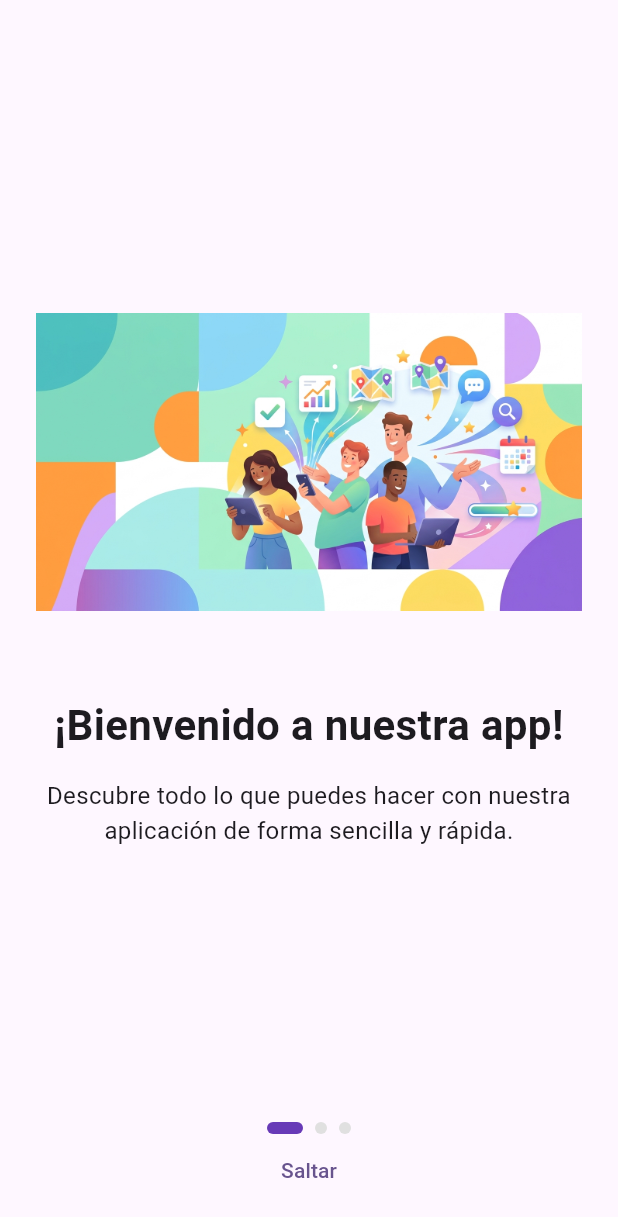
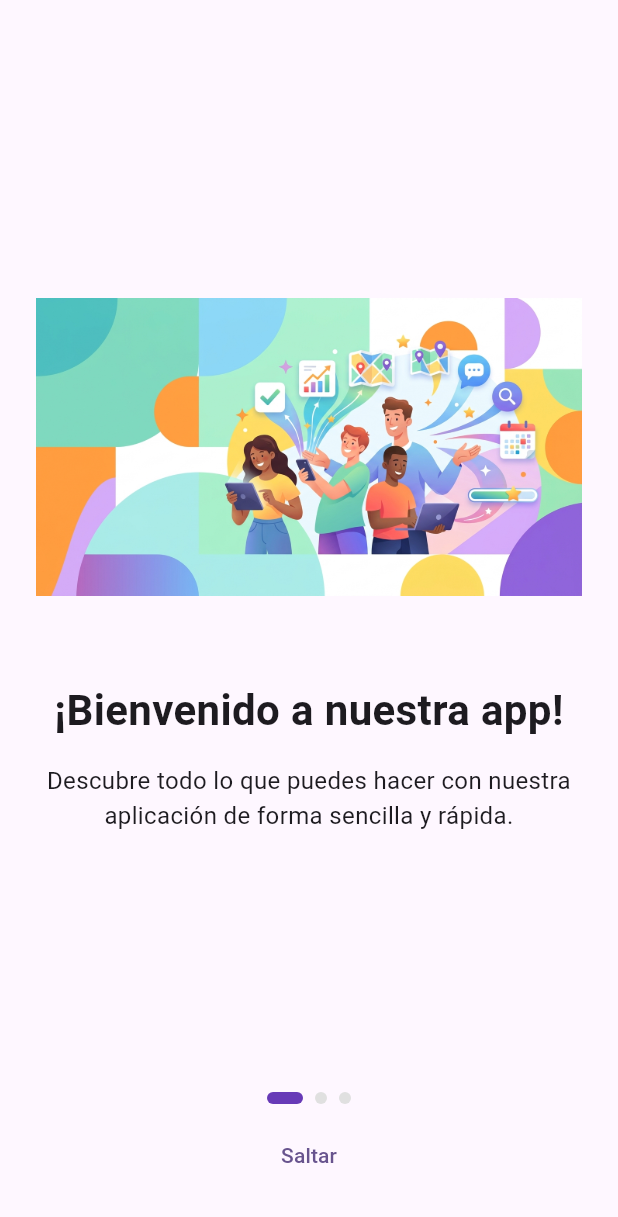
Before and after one commit to pabloacebron10-droid/dam_proyect, a Flutter app: the screen it shows after launch, on a phone screen of 412 x 824 dp. Shown: the top 1217 px of the screen. Run offline on Flutter 3.47's test engine with Material 3 defaults, Android fonts, the phone set to English and light mode, and no system bars.

Commit message:
Funcionamiento del Onboarding optimizado, visuales de indicador de página fijados a la misma altura, botón saltar solo en la primera y segunda página

```diff
--- a/lib/screens/onboarding_screen.dart
+++ b/lib/screens/onboarding_screen.dart
@@ -18,11 +18,14 @@ class _OnboardingScreenState extends State<OnboardingScreen> {
     return Scaffold(
       body: Column(
         children: [
-          // Páginas del onboarding
+          // =========================
+          // PÁGINAS DEL ONBOARDING
+          // =========================
           Expanded(
             child: PageView(
               controller: _pageController,
 
+              // Permite deslizar con pantalla táctil y ratón
               scrollBehavior: const MaterialScrollBehavior().copyWith(
                 dragDevices: {
                   PointerDeviceKind.touch,
@@ -30,6 +33,7 @@ class _OnboardingScreenState extends State<OnboardingScreen> {
                 },
               ),
 
+              // Actualizamos la página actual
               onPageChanged: (index) {
                 setState(() {
                   _currentPage = index;
@@ -37,7 +41,9 @@ class _OnboardingScreenState extends State<OnboardingScreen> {
               },
 
               children: [
-                // Página 1
+                // =========================
+                // PÁGINA 1
+                // =========================
                 Padding(
                   padding: const EdgeInsets.all(24),
                   child: Column(
@@ -72,7 +78,9 @@ class _OnboardingScreenState extends State<OnboardingScreen> {
                   ),
                 ),
 
-                // Página 2
+                // =========================
+                // PÁGINA 2
+                // =========================
                 Padding(
                   padding: const EdgeInsets.all(24),
                   child: Column(
@@ -107,7 +115,9 @@ class _OnboardingScreenState extends State<OnboardingScreen> {
                   ),
                 ),
 
-                // Página 3
+                // =========================
+                // PÁGINA 3
+                // =========================
                 Padding(
                   padding: const EdgeInsets.all(24),
                   child: Column(
@@ -175,7 +185,9 @@ class _OnboardingScreenState extends State<OnboardingScreen> {
             ),
           ),
 
-          // Indicadores de página
+          // =========================
+          // INDICADORES DE PÁGINA
+          // =========================
           Row(
             mainAxisAlignment: MainAxisAlignment.center,
             children: [
@@ -194,12 +206,25 @@ class _OnboardingScreenState extends State<OnboardingScreen> {
             ],
           ),
 
-          // Botón para saltar el onboarding
-          TextButton(
-            onPressed: () {
-              Navigator.pushReplacementNamed(context, '/login');
-            },
-            child: const Text('Saltar'),
+          // =========================
+          // BOTÓN SALTAR
+          // =========================
+          // El espacio siempre mide 68 píxeles.
+          // En las páginas 1 y 2 mostramos "Saltar".
+          // En la página 3 dejamos el espacio vacío.
+          SizedBox(
+            height: 68,
+            child: (_currentPage == 0 || _currentPage == 1)
+                ? TextButton(
+              onPressed: () {
+                Navigator.pushReplacementNamed(
+                  context,
+                  '/login',
+                );
+              },
+              child: const Text('Saltar'),
+            )
+                : null,
           ),
 
           const SizedBox(height: 20),
```
